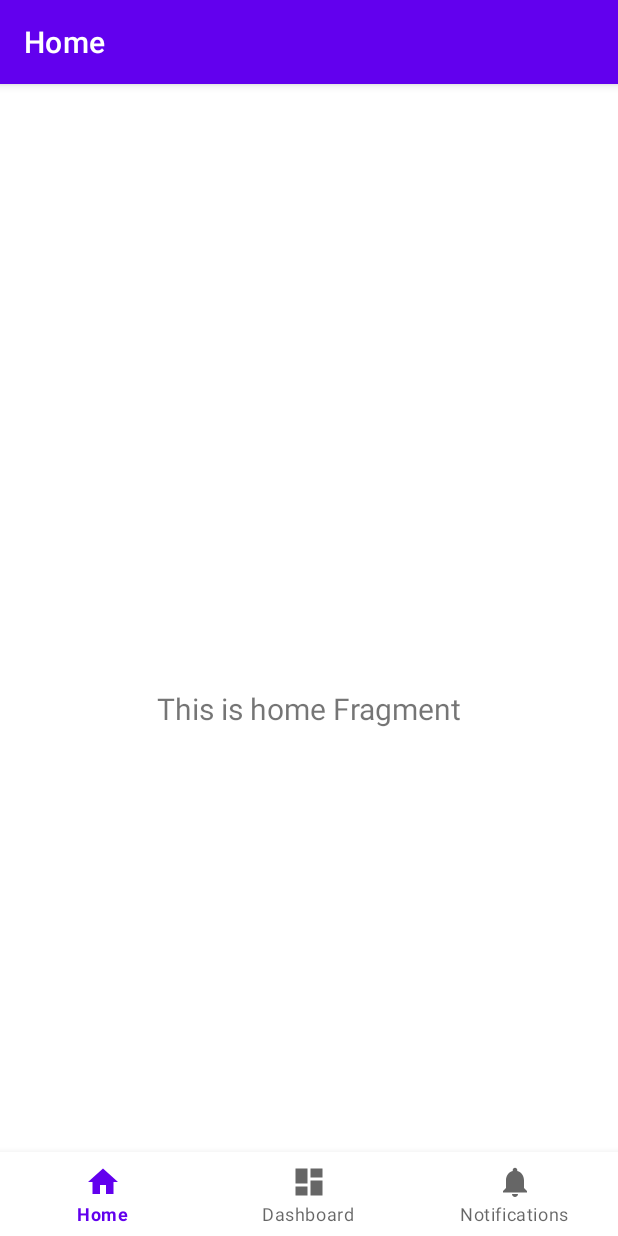
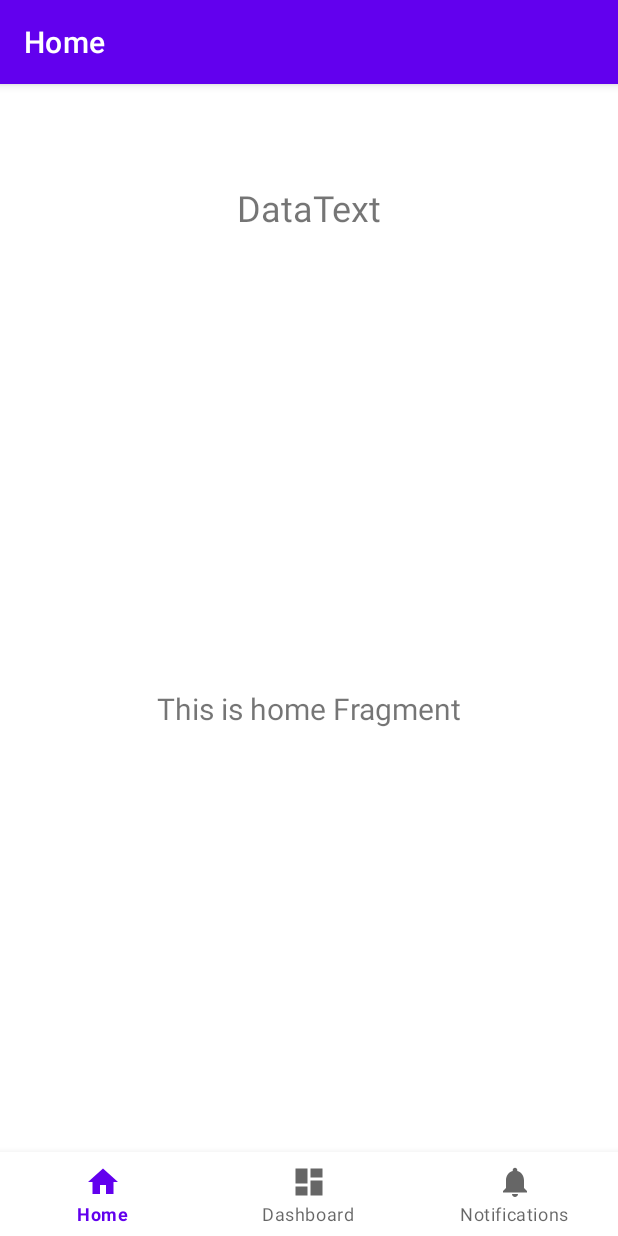
Before and after one commit to uguisu64/PulseApp, an Android app: the screen it shows after launch (MainActivity), on a phone screen of 412 x 824 dp. Run offline under Robolectric (Android 15) with nearby library versions, the phone set to English and light mode, and no system bars; our stand-ins replace navigation-ui.

```diff
--- a/app/src/main/AndroidManifest.xml
+++ b/app/src/main/AndroidManifest.xml
@@ -8,6 +8,7 @@
     <uses-permission android:name="android.permission.ACCESS_COARSE_LOCATION"/>
     <uses-feature android:name="android.hardware.bluetooth_le" android:required="true"/>
 
+    <uses-permission android:name="android.permission.BLUETOOTH_CONNECT" />
     <application
         android:allowBackup="true"
         android:dataExtractionRules="@xml/data_extraction_rules"
--- a/app/src/main/java/com/example/pulseapp/MainActivity.kt
+++ b/app/src/main/java/com/example/pulseapp/MainActivity.kt
@@ -1,5 +1,9 @@
 package com.example.pulseapp
 
+import android.bluetooth.BluetoothAdapter
+import android.bluetooth.BluetoothManager
+import android.content.Context
+import android.content.Intent
 import android.os.Bundle
 import com.google.android.material.bottomnavigation.BottomNavigationView
 import androidx.appcompat.app.AppCompatActivity
@@ -12,6 +16,14 @@ import com.example.pulseapp.databinding.ActivityMainBinding
 class MainActivity : AppCompatActivity() {
 
     private lateinit var binding: ActivityMainBinding
+
+    private val bluetoothAdapter: BluetoothAdapter? by lazy(LazyThreadSafetyMode.NONE) {
+        val bluetoothManager = getSystemService(Context.BLUETOOTH_SERVICE) as BluetoothManager
+        bluetoothManager.adapter
+    }
+
+    private val BluetoothAdapter.isDisabled: Boolean
+        get() = !isEnabled
 
     override fun onCreate(savedInstanceState: Bundle?) {
         super.onCreate(savedInstanceState)
@@ -31,5 +43,9 @@ class MainActivity : AppCompatActivity() {
         )
         setupActionBarWithNavController(navController, appBarConfiguration)
         navView.setupWithNavController(navController)
+
+        bluetoothAdapter?.takeIf { it.isDisabled }?.apply {
+            val enableBtIntent = Intent(BluetoothAdapter.ACTION_REQUEST_ENABLE)
+        }
     }
 }
--- a/app/src/main/res/layout/activity_main.xml
+++ b/app/src/main/res/layout/activity_main.xml
@@ -1,6 +1,7 @@
 <?xml version="1.0" encoding="utf-8"?>
 <androidx.constraintlayout.widget.ConstraintLayout xmlns:android="http://schemas.android.com/apk/res/android"
     xmlns:app="http://schemas.android.com/apk/res-auto"
+    xmlns:tools="http://schemas.android.com/tools"
     android:id="@+id/container"
     android:layout_width="match_parent"
     android:layout_height="match_parent"
@@ -30,4 +31,15 @@
         app:layout_constraintTop_toTopOf="parent"
         app:navGraph="@navigation/mobile_navigation" />
 
+    <TextView
+        android:id="@+id/textView"
+        android:layout_width="wrap_content"
+        android:layout_height="wrap_content"
+        android:layout_marginTop="10dp"
+        android:text="DataText"
+        android:textSize="24sp"
+        app:layout_constraintEnd_toEndOf="parent"
+        app:layout_constraintStart_toStartOf="parent"
+        app:layout_constraintTop_toTopOf="parent" />
+
 </androidx.constraintlayout.widget.ConstraintLayout>
```
